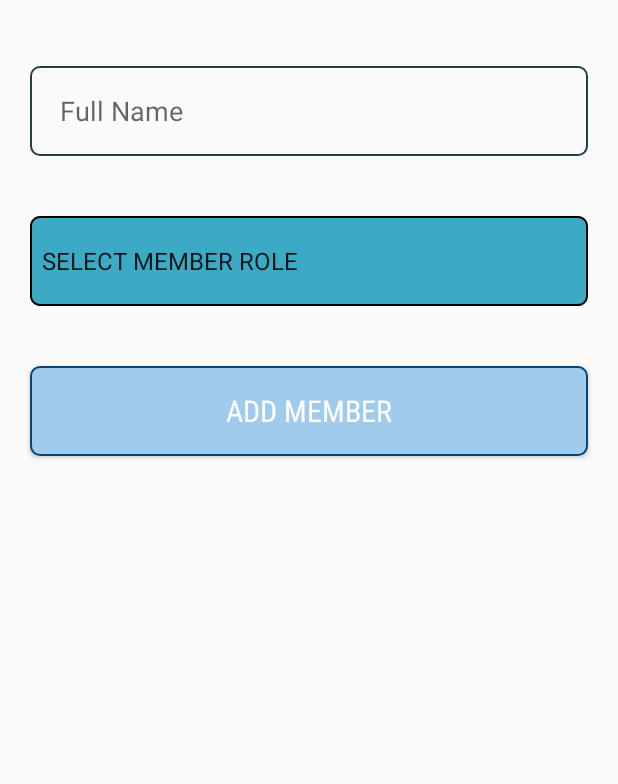
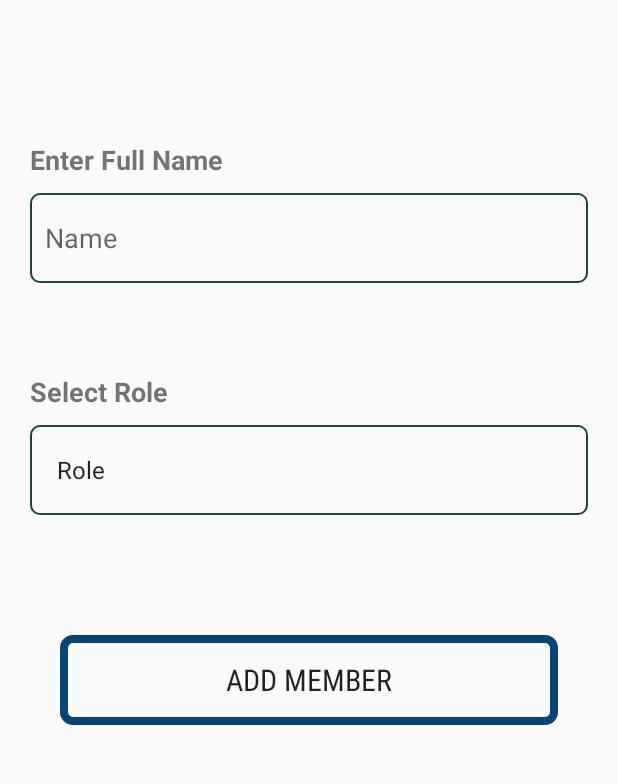
Before and after one commit to innovendCode/FirstApp, an Android app: the fragment AddMemberFragment placed in its activity, on a phone screen of 412 x 824 dp, the part 84-868 px from its top. Run offline under Robolectric (Android 15) with nearby library versions, the phone set to English and light mode, and no system bars.

Commit message:
Add Button to fragment_add_member.xml

```diff
--- a/app/build.gradle
+++ b/app/build.gradle
@@ -28,6 +28,8 @@ dependencies {
     implementation 'androidx.constraintlayout:constraintlayout:1.1.3'
     implementation 'com.google.android.material:material:1.1.0'
     implementation 'androidx.legacy:legacy-support-v4:1.0.0'
+    implementation 'androidx.navigation:navigation-fragment:2.2.2'
+    implementation 'androidx.navigation:navigation-ui:2.2.2'
     testImplementation 'junit:junit:4.12'
     androidTestImplementation 'androidx.test.ext:junit:1.1.1'
     androidTestImplementation 'androidx.test.espresso:espresso-core:3.2.0'
--- a/app/src/main/AndroidManifest.xml
+++ b/app/src/main/AndroidManifest.xml
@@ -9,7 +9,9 @@
         android:roundIcon="@mipmap/ic_launcher_round"
         android:supportsRtl="true"
         android:theme="@style/AppTheme">
-        <activity android:name=".MainActivity" android:theme="@style/AppTheme.NoActionBar">
+        <activity
+            android:name=".MainActivity"
+            android:theme="@style/AppTheme.NoActionBar">
             <intent-filter>
                 <action android:name="android.intent.action.MAIN" />
 
--- a/app/src/main/java/com/example/sonka/AddMemberFragment.java
+++ b/app/src/main/java/com/example/sonka/AddMemberFragment.java
@@ -1,5 +1,6 @@
 package com.example.sonka;
 
+import android.content.Context;
 import android.os.Bundle;
 
 import androidx.annotation.NonNull;
@@ -9,14 +10,43 @@ import androidx.fragment.app.Fragment;
 import android.view.LayoutInflater;
 import android.view.View;
 import android.view.ViewGroup;
+import android.widget.Button;
 
 
 public class AddMemberFragment extends Fragment {
+
+    private onFragAddMemberBtn listener;
 
     @Nullable
     @Override
     public View onCreateView(@NonNull LayoutInflater inflater, @Nullable ViewGroup container, @Nullable Bundle savedInstanceState) {
         View view = inflater.inflate(R.layout.fragment_add_member, container, false);
+
+        Button btn_addMemeber = view.findViewById(R.id.btn_addMember);
+        btn_addMemeber.setOnClickListener(new View.OnClickListener() {
+            @Override
+            public void onClick(View view) {
+               listener.addMemberBtn();
+            }
+        });
+
         return view;
     }
+
+    @Override
+    public void onAttach(@NonNull Context context) {
+        super.onAttach(context);
+        if (context instanceof onFragAddMemberBtn) {
+            listener = (onFragAddMemberBtn) context;
+        }else {
+            throw new ClassCastException(context.toString() + "must implement listener");
+        }
+
+
+    }
+
+    public interface onFragAddMemberBtn{
+        public void addMemberBtn();
+    }
+
 }
--- a/app/src/main/java/com/example/sonka/MainActivity.java
+++ b/app/src/main/java/com/example/sonka/MainActivity.java
@@ -9,13 +9,14 @@ import androidx.drawerlayout.widget.DrawerLayout;
 import androidx.fragment.app.FragmentManager;
 import androidx.fragment.app.FragmentTransaction;
 
+import android.content.Intent;
 import android.os.Bundle;
 import android.view.Gravity;
 import android.view.MenuItem;
 
 import com.google.android.material.navigation.NavigationView;
 
-public class MainActivity extends AppCompatActivity implements NavigationView.OnNavigationItemSelectedListener {
+public class MainActivity extends AppCompatActivity implements NavigationView.OnNavigationItemSelectedListener, AddMemberFragment.onFragAddMemberBtn {
 NavigationView navigationView;
 Toolbar toolbar;
 DrawerLayout drawerLayout;
@@ -69,4 +70,11 @@ FragmentTransaction fragmentTransaction;
     }
 
 
+    @Override
+    public void addMemberBtn() {
+        fragmentManager = getSupportFragmentManager();
+        fragmentTransaction = fragmentManager.beginTransaction();
+        fragmentTransaction.replace(R.id.fragment_container, new MainFragment());
+        fragmentTransaction.addToBackStack(null).commit();
+    }
 }
--- a/app/src/main/res/drawable/custom_button.xml
+++ b/app/src/main/res/drawable/custom_button.xml
@@ -2,10 +2,9 @@
 <shape android:shape="rectangle" xmlns:android="http://schemas.android.com/apk/res/android">
 
     <stroke
-        android:width="1dp"
+        android:width="5dp"
         android:color="#054475"/>
 
     <corners android:radius="6dp"/>
-    <solid android:color="#A1CBED"/>
 
 </shape>
--- a/app/src/main/res/drawable/custom_spinner.xml
+++ /dev/null
@@ -1,11 +0,0 @@
-<?xml version="1.0" encoding="utf-8"?>
-<shape android:shape="rectangle" xmlns:android="http://schemas.android.com/apk/res/android">
-
-    <stroke
-        android:width="1dp"
-        android:dashWidth="2dp"/>
-    <corners android:radius="6dp"/>
-    <solid android:color="#3DAAC5"/>
-
-
-</shape>
--- a/app/src/main/res/layout-land/fragment_add_member.xml
+++ b/app/src/main/res/layout-land/fragment_add_member.xml
@@ -17,7 +17,7 @@
         android:layout_marginRight="40dp"
         android:background="@drawable/custom_text_edit"
         android:ems="10"
-        android:hint="Full Name"
+        android:hint="Name"
         android:inputType="textPersonName"
         android:paddingLeft="20dp"/>
 
@@ -27,17 +27,18 @@
         android:background="@drawable/custom_text_edit"
         android:layout_marginTop="20dp"
         android:layout_marginLeft="40dp"
-        android:layout_marginRight="40dp"/>
+        android:layout_marginRight="40dp"
+        android:entries="@array/memberRole"/>
 
     <Button
         android:id="@+id/btn_addMember"
         android:layout_width="match_parent"
         android:layout_height="60dp"
-        android:layout_marginLeft="40dp"
-        android:layout_marginRight="40dp"
+        android:layout_marginLeft="100dp"
+        android:layout_marginRight="100dp"
         android:layout_marginTop="20dp"
-        android:background="@color/cardview_shadow_start_color"
-        android:text="Add Member"
+        android:background="@drawable/custom_button"
+        android:text="A d d    M e m b e r"
         android:theme="@style/Animation.Design.BottomSheetDialog"/>
 
 </LinearLayout>
--- a/app/src/main/res/layout/fragment_add_member.xml
+++ b/app/src/main/res/layout/fragment_add_member.xml
@@ -1,48 +1,96 @@
 <?xml version="1.0" encoding="utf-8"?>
-<LinearLayout xmlns:android="http://schemas.android.com/apk/res/android"
+<androidx.constraintlayout.widget.ConstraintLayout xmlns:android="http://schemas.android.com/apk/res/android"
     xmlns:app="http://schemas.android.com/apk/res-auto"
     xmlns:tools="http://schemas.android.com/tools"
     android:layout_width="match_parent"
     android:layout_height="match_parent"
     android:orientation="vertical">
 
+    <TextView
+        android:id="@+id/textView2"
+        android:layout_width="match_parent"
+        android:layout_height="wrap_content"
+        android:layout_marginStart="20dp"
+        android:layout_marginLeft="20dp"
+        android:layout_marginTop="150dp"
+        android:text="@string/enter_full_name"
+        android:textSize="18sp"
+        android:textStyle="bold"
+        app:layout_constraintStart_toStartOf="parent"
+        app:layout_constraintTop_toTopOf="parent" />
+
+
     <EditText
         android:id="@+id/editTextTextPersonName"
         android:layout_width="match_parent"
         android:layout_height="60dp"
-        android:layout_marginTop="100dp"
+        android:layout_marginStart="20dp"
         android:layout_marginLeft="20dp"
+        android:layout_marginTop="10dp"
+        android:layout_marginEnd="20dp"
         android:layout_marginRight="20dp"
+        android:paddingLeft="10dp"
+        android:paddingRight="10dp"
         android:background="@drawable/custom_text_edit"
         android:ems="10"
-        android:hint="Full Name"
+        android:hint="Name"
         android:inputType="textPersonName"
-        android:paddingLeft="20dp" />
+        app:layout_constraintEnd_toEndOf="parent"
+        app:layout_constraintStart_toStartOf="parent"
+        app:layout_constraintTop_toBottomOf="@+id/textView2" />
+
+
+    <TextView
+        android:id="@+id/textView3"
+        android:layout_width="match_parent"
+        android:layout_height="wrap_content"
+        android:layout_marginStart="20dp"
+        android:layout_marginLeft="20dp"
+        android:layout_marginTop="60dp"
+        android:text="@string/select_role"
+        android:textSize="18sp"
+        android:textStyle="bold"
+        app:layout_constraintStart_toStartOf="parent"
+        app:layout_constraintTop_toBottomOf="@+id/editTextTextPersonName" />
 
     <Spinner
+        android:id="@+id/spinner"
         android:layout_width="match_parent"
         android:layout_height="60dp"
-        android:layout_marginTop="40dp"
+        android:layout_gravity="end"
+        android:layout_marginStart="20dp"
         android:layout_marginLeft="20dp"
+        android:layout_marginTop="10dp"
+        android:layout_marginEnd="20dp"
         android:layout_marginRight="20dp"
-        android:background="@drawable/custom_spinner"
-        android:entries="@array/memberRole"/>
-
+        android:paddingLeft="10dp"
+        android:paddingRight="10dp"
+        android:background="@drawable/custom_text_edit"
+        android:entries="@array/memberRole"
+        app:layout_constraintEnd_toEndOf="parent"
+        app:layout_constraintStart_toStartOf="parent"
+        app:layout_constraintTop_toBottomOf="@+id/textView3" />
 
 
     <Button
         android:id="@+id/btn_addMember"
         android:layout_width="match_parent"
         android:layout_height="60dp"
-        android:layout_marginTop="40dp"
-        android:layout_marginLeft="20dp"
-        android:layout_marginRight="20dp"
+        android:layout_marginStart="40dp"
+        android:layout_marginLeft="40dp"
+        android:layout_marginTop="80dp"
+        android:layout_marginEnd="40dp"
+        android:layout_marginRight="40dp"
         android:background="@drawable/custom_button"
         android:clickable="true"
         android:focusable="true"
         android:fontFamily="sans-serif-condensed"
-        android:text="Add Member"
-        android:textSize="20dp"
-        android:theme="@style/ThemeOverlay.AppCompat.Dark" />
+        android:text="@string/add_member"
+        android:textSize="20sp"
+        app:layout_constraintEnd_toEndOf="parent"
+        app:layout_constraintStart_toStartOf="parent"
+        app:layout_constraintTop_toBottomOf="@+id/spinner"
+        tools:text="A d d    M e m b e r" />
 
-</LinearLayout>
+
+</androidx.constraintlayout.widget.ConstraintLayout>
--- /dev/null
+++ b/app/src/main/res/values/dimens.xml
@@ -0,0 +1,3 @@
+<resources>
+    <dimen name="fab_margin">16dp</dimen>
+</resources>
--- a/app/src/main/res/values/strings.xml
+++ b/app/src/main/res/values/strings.xml
@@ -6,12 +6,24 @@
     <string name="hello_blank_fragment">Hello blank fragment</string>
 
     <string-array name="memberRole">
-        <item>SELECT MEMBER ROLE</item>
+        <item>Role</item>
         <item>Chairperson</item>
         <item>Vice Chairperson</item>
         <item>Secretary</item>
         <item>Counter 1</item>
         <item>Counter 2</item>
     </string-array>
+    <string name="title_activity_2">Activity2</string>
+    <!-- Strings used for fragments for navigation -->
+    <string name="first_fragment_label">First Fragment</string>
+    <string name="second_fragment_label">Second Fragment</string>
+    <string name="next">Next</string>
+    <string name="previous">Previous</string>
+
+    <string name="hello_first_fragment">Hello first fragment</string>
+    <string name="hello_second_fragment">Hello second fragment. Arg: %1$s</string>
+    <string name="add_member">Add Member</string>
+    <string name="select_role">Select Role</string>
+    <string name="enter_full_name">Enter Full Name</string>
 
 </resources>
--- a/app/src/main/res/values/styles.xml
+++ b/app/src/main/res/values/styles.xml
@@ -14,4 +14,8 @@
         <item name="colorAccent">@color/colorAccent</item>
     </style>
 
+    <style name="AppTheme.AppBarOverlay" parent="ThemeOverlay.AppCompat.Dark.ActionBar" />
+
+    <style name="AppTheme.PopupOverlay" parent="ThemeOverlay.AppCompat.Light" />
+
 </resources>
```
Also changed, not shown: app/src/main/res/navigation/nav_graph.xml (added, +28 -0 lines).
